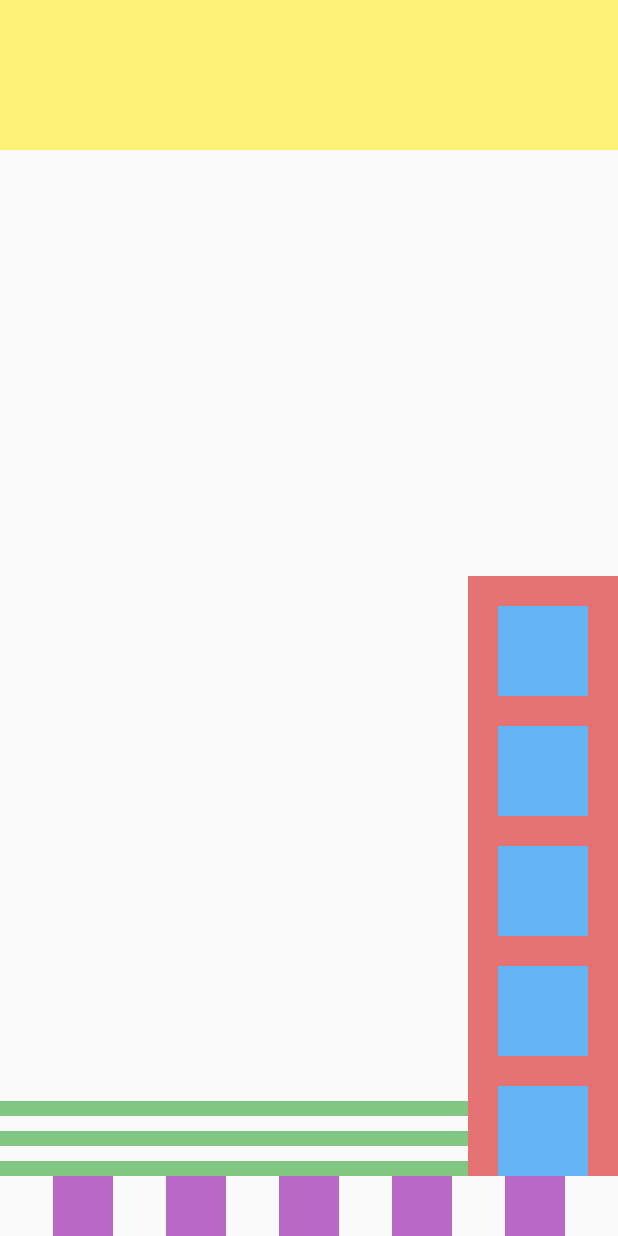
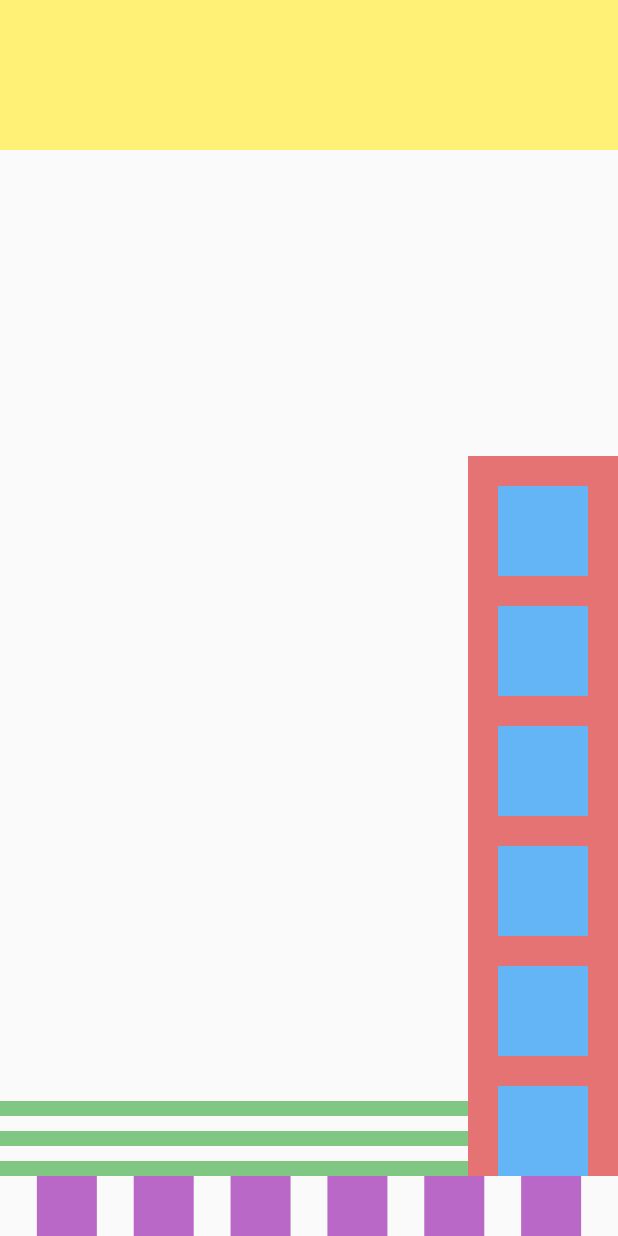
Before and after one commit to sitais/uex, a Flutter app: the screen it shows after launch, on a phone screen of 412 x 824 dp. Run offline on Flutter 3.47's test engine with Material 2 defaults, Android fonts, the phone set to English and light mode, and no system bars.

Commit message:
Widgets
Converted sections to, and added widgets

```diff
--- a/lib/home.dart
+++ b/lib/home.dart
@@ -1,7 +1,9 @@
 import 'package:flutter/material.dart';
 
-/// Empty page widget fo developers that want to follow along with the tutorial
-/// on breaking down and implementing the Tik Tok UI (BLOG_LINK)
+import 'package:uex/widgets/video_description.dart';
+import 'package:uex/widgets/actions_toolbar.dart';
+import 'package:uex/widgets/bottom_toolbar.dart';
+
 class Home extends StatelessWidget {
   Widget get topSection => Container(
         height: 100.0,
@@ -9,54 +11,54 @@ class Home extends StatelessWidget {
         color: Colors.yellow[300],
       );
 
-  Widget get videoDescription => Expanded(
-        child: Column(
-            mainAxisSize: MainAxisSize.min,
-            crossAxisAlignment: CrossAxisAlignment.start,
-            children: <Widget>[
-              Container(
-                  height: 10.0,
-                  color: Colors.green[300],
-                  margin: EdgeInsets.only(top: 10)),
-              Container(
-                  height: 10.0,
-                  color: Colors.green[300],
-                  margin: EdgeInsets.only(top: 10)),
-              Container(
-                  height: 10.0,
-                  color: Colors.green[300],
-                  margin: EdgeInsets.only(top: 10))
-            ]),
-      );
+  // Widget get videoDescription => Expanded(
+  //       child: Column(
+  //           mainAxisSize: MainAxisSize.min,
+  //           crossAxisAlignment: CrossAxisAlignment.start,
+  //           children: <Widget>[
+  //             Container(
+  //                 height: 10.0,
+  //                 color: Colors.green[300],
+  //                 margin: EdgeInsets.only(top: 10)),
+  //             Container(
+  //                 height: 10.0,
+  //                 color: Colors.green[300],
+  //                 margin: EdgeInsets.only(top: 10)),
+  //             Container(
+  //                 height: 10.0,
+  //                 color: Colors.green[300],
+  //                 margin: EdgeInsets.only(top: 10))
+  //           ]),
+  //     );
 
-  Widget get actionsToolbar => Container(
-        width: 100.0,
-        color: Colors.red[300],
-        child: Column(
-          mainAxisSize: MainAxisSize.min,
-          children: List<Widget>.generate(
-              5,
-              (index) => Container(
-                  width: 60,
-                  height: 60,
-                  color: Colors.blue[300],
-                  margin: EdgeInsets.only(top: 20.0))),
-        ),
-      );
+  // Widget get actionsToolbar => Container(
+  //       width: 100.0,
+  //       color: Colors.red[300],
+  //       child: Column(
+  //         mainAxisSize: MainAxisSize.min,
+  //         children: List<Widget>.generate(
+  //             5,
+  //             (index) => Container(
+  //                 width: 60,
+  //                 height: 60,
+  //                 color: Colors.blue[300],
+  //                 margin: EdgeInsets.only(top: 20.0))),
+  //       ),
+  //     );
 
   Widget get middleSection => Expanded(
       child: Row(
           mainAxisSize: MainAxisSize.max,
           crossAxisAlignment: CrossAxisAlignment.end,
-          children: <Widget>[videoDescription, actionsToolbar]));
+          children: <Widget>[VideoDescription(), ActionsToolbar()]));
 
-  Widget get bottomSection => Row(
-        mainAxisAlignment: MainAxisAlignment.spaceEvenly,
-        children: List<Widget>.generate(
-            5,
-            (index) => Container(
-                width: 40.0, height: 40.0, color: Colors.purple[300])),
-      );
+  // Widget get bottomSection => Row(
+  //       mainAxisAlignment: MainAxisAlignment.spaceEvenly,
+  //       children: List<Widget>.generate(
+  //           5,
+  //           (index) => Container(
+  //               width: 40.0, height: 40.0, color: Colors.purple[300])),
+  //     );
 
   @override
   Widget build(BuildContext context) {
@@ -70,7 +72,7 @@ class Home extends StatelessWidget {
           middleSection,
 
           // Bottom Section
-          bottomSection,
+          BottomToolbar(),
         ],
       ),
     );
--- /dev/null
+++ b/lib/widgets/actions_toolbar.dart
@@ -0,0 +1,21 @@
+import 'package:flutter/material.dart';
+
+class ActionsToolbar extends StatelessWidget {
+  @override
+  Widget build(BuildContext context) {
+    return Container(
+      width: 100.0,
+      color: Colors.red[300],
+      child: Column(
+        mainAxisSize: MainAxisSize.min,
+        children: List<Widget>.generate(
+            6,
+            (index) => Container(
+                width: 60,
+                height: 60,
+                color: Colors.blue[300],
+                margin: EdgeInsets.only(top: 20.0))),
+      ),
+    );
+  }
+}
--- /dev/null
+++ b/lib/widgets/bottom_toolbar.dart
@@ -0,0 +1,14 @@
+import 'package:flutter/material.dart';
+
+class BottomToolbar extends StatelessWidget {
+  @override
+  Widget build(BuildContext context) {
+    return Row(
+      mainAxisAlignment: MainAxisAlignment.spaceEvenly,
+      children: List<Widget>.generate(
+          6,
+          (index) =>
+              Container(width: 40.0, height: 40.0, color: Colors.purple[300])),
+    );
+  }
+}
--- /dev/null
+++ b/lib/widgets/video_description.dart
@@ -0,0 +1,26 @@
+import 'package:flutter/material.dart';
+
+class VideoDescription extends StatelessWidget {
+  @override
+  Widget build(BuildContext context) {
+    return Expanded(
+      child: Column(
+          mainAxisSize: MainAxisSize.min,
+          crossAxisAlignment: CrossAxisAlignment.start,
+          children: <Widget>[
+            Container(
+                height: 10.0,
+                color: Colors.green[300],
+                margin: EdgeInsets.only(top: 10)),
+            Container(
+                height: 10.0,
+                color: Colors.green[300],
+                margin: EdgeInsets.only(top: 10)),
+            Container(
+                height: 10.0,
+                color: Colors.green[300],
+                margin: EdgeInsets.only(top: 10))
+          ]),
+    );
+  }
+}
```
